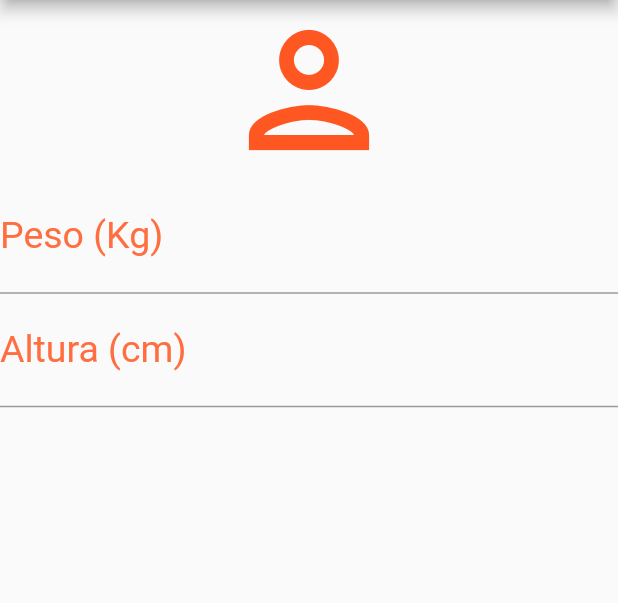
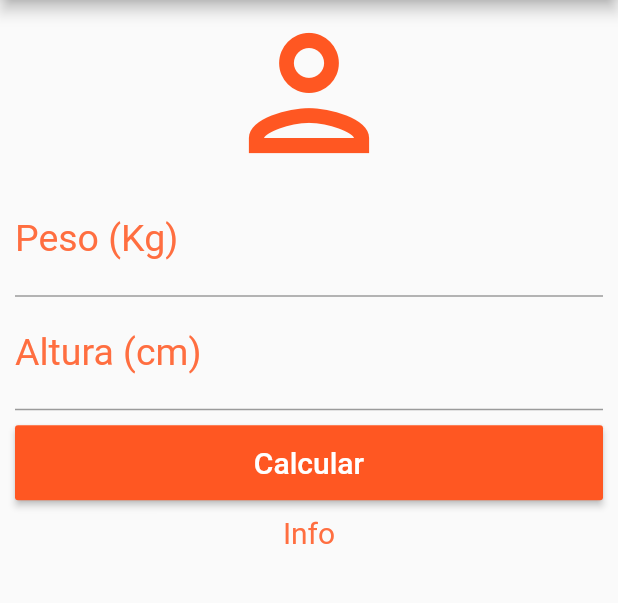
Before and after one commit to vitteixe/Calculadora_IMC, a Flutter app: the screen it shows after launch, after a tap on the "refresh" icon, on a phone screen of 412 x 824 dp, the part 84-687 px from its top. Run offline on Flutter 3.47's test engine with Material 2 defaults, Android fonts, the phone set to English and light mode, and no system bars.

Commit message:
Add Button com espaçamento em ScrollView

```diff
--- a/lib/main.dart
+++ b/lib/main.dart
@@ -1,7 +1,7 @@
 import 'package:flutter/material.dart';
 
 void main() {
-  runApp(MaterialApp(
+  runApp(const MaterialApp(
     home: CalcIMC(),
     debugShowCheckedModeBanner: false,
   ));
@@ -19,21 +19,24 @@ class _CalcIMCState extends State<CalcIMC> {
   Widget build(BuildContext context) {
     return Scaffold(
       appBar: AppBar(
-        title: Text("Calculadora IMC"),
+        title: const Text("Calculadora IMC"),
         centerTitle: true,
         backgroundColor: Colors.deepOrange,
         actions: <Widget>[
           IconButton(
-            icon: Icon(Icons.refresh),
+            icon: const Icon(Icons.refresh),
             onPressed: () {},
           ),
         ],
       ),
-      body: Column(
-        crossAxisAlignment: CrossAxisAlignment.stretch,
-        children: const <Widget>[
-          Icon(Icons.person_outlined, size: 120.0, color: Colors.deepOrange),
-          TextField(
+
+      body: SingleChildScrollView (  // ScrollView caso a tela precise descer
+        padding: const EdgeInsets.fromLTRB(10.0, 2.0, 10.0, 0.0), //espaçamento
+        child: Column(
+          crossAxisAlignment: CrossAxisAlignment.stretch,  //Alinhando conteúdo da coluna
+          children:  <Widget>[
+            const Icon(Icons.person_outlined, size: 120.0, color: Colors.deepOrange),
+            const TextField(
               keyboardType: TextInputType.number,
               decoration: InputDecoration(
                 labelText: "Peso (Kg)",
@@ -42,7 +45,8 @@ class _CalcIMCState extends State<CalcIMC> {
               textAlign: TextAlign.center,
               style: TextStyle(color: Colors.deepOrangeAccent, fontSize: 25.0),
             ),
-          TextField(
+
+            const TextField(
               keyboardType: TextInputType.number,
               decoration: InputDecoration(
                 labelText: "Altura (cm)",
@@ -51,7 +55,27 @@ class _CalcIMCState extends State<CalcIMC> {
               textAlign: TextAlign.center,
               style: TextStyle(color: Colors.deepOrangeAccent, fontSize: 25.0),
             ),
+
+            Padding(
+              padding: const EdgeInsets.only(top: 10.0, bottom: 10.0),
+              child: SizedBox(
+                height: 50.0,
+                child: RaisedButton(
+                  onPressed: () {},
+                  child: const Text("Calcular",
+                    style: TextStyle(color: Colors.white, fontSize: 20.0),),
+                  color: Colors.deepOrange,
+                ),
+              ),
+            ),
+
+            const Text("Info",
+              textAlign: TextAlign.center,
+              style: TextStyle(fontSize: 20, color: Colors.deepOrangeAccent),
+            ),
+
           ],
+        ),
       ),
     );
   }
```
Lines whose indentation alone changed are shown as unchanged.
